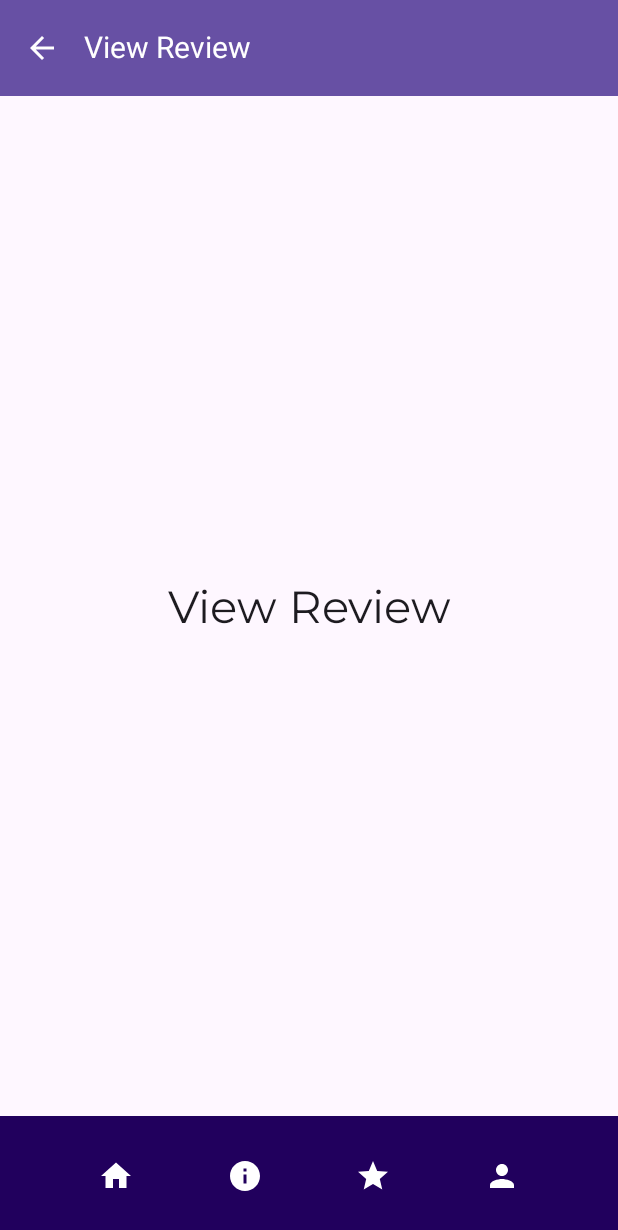
After one commit to lakxhana/GoNative, an Android app built with Jetpack Compose: the ViewReviewRatings screen opened through its navigation route, on a phone screen of 412 x 824 dp. The commit adds this screen. Shown: the top 1230 px of the screen. Run offline under Robolectric (Android 15) with nearby library versions, the phone set to English and light mode, and no system bars.

Commit message:
view ratings

```diff
--- a/app/src/main/java/com/example/gonative/MainActivity.kt
+++ b/app/src/main/java/com/example/gonative/MainActivity.kt
@@ -57,10 +57,10 @@ class MainActivity : ComponentActivity() {
                             Home()
                         }
                         composable("review") {
-                            ReviewRatings()
+                            ReviewRatings(navController)
                         }
-                        composable("add review") {
-                            AddReviewRatings()
+                        composable("view review") {
+                            ViewReviewRatings(navController)
                         }
                         composable("events"){
                             //add evets screen  func here
--- /dev/null
+++ b/app/src/main/java/com/example/gonative/ViewReviewRatings.kt
@@ -0,0 +1,72 @@
+package com.example.gonative
+
+import androidx.compose.foundation.layout.Arrangement
+import androidx.compose.foundation.layout.Box
+import androidx.compose.foundation.layout.Column
+import androidx.compose.foundation.layout.fillMaxSize
+import androidx.compose.foundation.layout.padding
+import androidx.compose.material.icons.Icons
+import androidx.compose.material.icons.filled.ArrowBack
+import androidx.compose.material3.*
+import androidx.compose.runtime.Composable
+import androidx.compose.ui.Alignment
+import androidx.compose.ui.Modifier
+import androidx.compose.ui.graphics.Color
+import androidx.compose.ui.res.stringResource
+import androidx.compose.ui.tooling.preview.Preview
+import androidx.compose.ui.unit.sp
+import androidx.navigation.NavController
+import androidx.navigation.compose.rememberNavController
+@OptIn(ExperimentalMaterial3Api::class)
+@Composable
+fun ViewReviewRatings(navController: NavController) {
+    Scaffold(
+        topBar = {
+            TopAppBar(
+                title = {
+                    Text(
+                        text = stringResource(R.string.viewReviewRatings_name),
+                        fontSize = 20.sp,
+                        color = MaterialTheme.colorScheme.onPrimary
+                    )
+                },
+                navigationIcon = {
+                    IconButton(onClick = { navController.popBackStack() }) {
+                        Icon(
+                            imageVector = Icons.Filled.ArrowBack,
+                            contentDescription = "Back Button",
+                            tint = Color.White
+                        )
+                    }
+                },
+                colors = TopAppBarDefaults.mediumTopAppBarColors(
+                    containerColor = MaterialTheme.colorScheme.primary
+                )
+            )
+        }
+    ) { innerPadding ->
+        Box(
+            modifier = Modifier
+                .fillMaxSize()
+                .padding(innerPadding)
+        ) {
+            Column(
+                modifier = Modifier.fillMaxSize(),
+                verticalArrangement = Arrangement.Center,
+                horizontalAlignment = Alignment.CenterHorizontally
+            ) {
+                Text(
+                    text = stringResource(R.string.viewReviewRatings_name),
+                    fontSize = 30.sp
+                )
+            }
+        }
+    }
+}
+
+@Preview(showBackground = true)
+@Composable
+fun PreviewViewReviewRatings() {
+    val mockNavController = rememberNavController()
+    ViewReviewRatings(navController = mockNavController)
+}
--- a/app/src/main/res/values/strings.xml
+++ b/app/src/main/res/values/strings.xml
@@ -3,6 +3,7 @@
     <string name="home_name">Home</string>
     <string name="reviewRatings_name">Review / Ratings</string>
     <string name="addReviewRatings_name">Add Review</string>
+    <string name="viewReviewRatings_name">View Review</string>
 
     <string name="reviewPlace1">Botanical Garden</string>
     <string name="reviewPlace2">Pasar Seni</string>
```
Also changed, not shown: app/src/main/java/com/example/gonative/AddReviewRatings.kt (deleted, +0 -25 lines), app/src/main/java/com/example/gonative/ReviewRatings.kt (+8 -2 lines).
